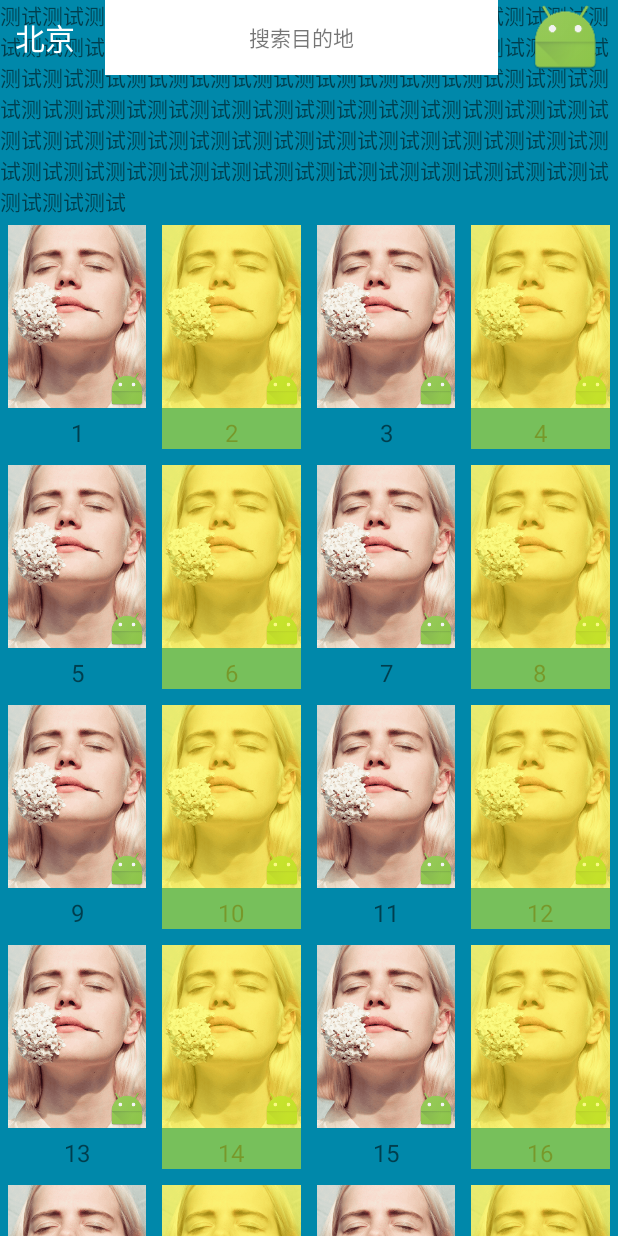
After one commit to cai-wenqing/MyTest, an Android app: the AlphaScrollTitleActivity screen opened directly, with no data from a screen before it, on a phone screen of 412 x 824 dp. The commit adds this screen. Run offline under Robolectric (Android 15) with nearby library versions, the phone set to English and light mode, and no system bars.

Commit message:
添加滑动渐变title测试页面

```diff
--- a/app/src/main/AndroidManifest.xml
+++ b/app/src/main/AndroidManifest.xml
@@ -44,6 +44,7 @@
         <activity android:name=".ui.TestLayoutActivity"/>
         <activity android:name=".ui.AnnotationTestActivity"/>
         <activity android:name=".ui.ProxyTestActivity"/>
+        <activity android:name=".ui.AlphaScrollTitleActivity"/>
     </application>
 
 </manifest>
--- /dev/null
+++ b/app/src/main/java/com/aiyakeji/mytest/ui/AlphaScrollTitleActivity.java
@@ -0,0 +1,42 @@
+package com.aiyakeji.mytest.ui;
+
+import android.os.Bundle;
+import android.support.annotation.Nullable;
+import android.support.v4.widget.NestedScrollView;
+import android.support.v7.app.AppCompatActivity;
+import android.support.v7.widget.GridLayoutManager;
+import android.support.v7.widget.RecyclerView;
+import android.widget.LinearLayout;
+
+import com.aiyakeji.mytest.R;
+import com.aiyakeji.mytest.adapters.TestLayoutAdapter;
+
+import java.util.Arrays;
+
+/**
+ * @author caiwenqing
+ * @data 2018/5/9
+ * description:
+ */
+public class AlphaScrollTitleActivity extends AppCompatActivity {
+
+    private LinearLayout ll_title;
+    private NestedScrollView mNstedScrollView;
+    private RecyclerView mRecycleView;
+
+    String[] strings = {"1", "2", "3", "4", "5", "6", "7", "8", "9",
+            "10", "11", "12", "13", "14", "15", "16", "17", "18", "19", "20", "21"};
+
+    @Override
+    protected void onCreate(@Nullable Bundle savedInstanceState) {
+        super.onCreate(savedInstanceState);
+        setContentView(R.layout.activity_alphascroll);
+
+        ll_title = findViewById(R.id.alpha_title);
+        mNstedScrollView = findViewById(R.id.alpha_nestedScrollView);
+        mRecycleView = findViewById(R.id.alpha_recycleView);
+
+        mRecycleView.setLayoutManager(new GridLayoutManager(this, 4));
+        mRecycleView.setAdapter(new TestLayoutAdapter(this, Arrays.asList(strings)));
+    }
+}
--- /dev/null
+++ b/app/src/main/res/layout/activity_alphascroll.xml
@@ -0,0 +1,69 @@
+<?xml version="1.0" encoding="utf-8"?>
+<android.support.design.widget.CoordinatorLayout xmlns:android="http://schemas.android.com/apk/res/android"
+    xmlns:app="http://schemas.android.com/apk/res-auto"
+    android:layout_width="match_parent"
+    android:layout_height="match_parent"
+    android:focusable="true"
+    android:focusableInTouchMode="true"
+    android:background="@drawable/rect_green">
+
+    <android.support.v4.widget.NestedScrollView
+        android:id="@+id/alpha_nestedScrollView"
+        android:layout_width="match_parent"
+        android:layout_height="match_parent">
+
+        <LinearLayout
+            android:layout_width="match_parent"
+            android:layout_height="match_parent"
+            android:orientation="vertical">
+
+            <TextView
+                android:layout_width="match_parent"
+                android:layout_height="wrap_content"
+                android:text="测试测试测试测试测试测试测试测试测试测试测试测试测试测试测试测试测试测试测试测试测试测试测试测试测试测试测试测试测试测试测试测试测试测试测试测试测试测试测试测试测试测试测试测试测试测试测试测试测试测试测试测试测试测试测试测试测试测试测试测试测试测试测试测试测试测试测试测试测试测试测试测试测试测试测试测试测试测试测试测试测试测试测试测试测试测试测试测试测试测试" />
+
+            <android.support.v7.widget.RecyclerView
+                android:id="@+id/alpha_recycleView"
+                android:layout_width="match_parent"
+                android:nestedScrollingEnabled="false"
+                android:layout_height="wrap_content" />
+        </LinearLayout>
+    </android.support.v4.widget.NestedScrollView>
+
+    <LinearLayout
+        android:id="@+id/alpha_title"
+        android:layout_width="match_parent"
+        android:layout_height="50dp"
+        android:background="#00eeff00"
+        android:gravity="center_vertical"
+        android:paddingLeft="10dp"
+        android:paddingRight="10dp"
+        app:layout_behavior="com.aiyakeji.mytest.behavior.AlphaTitleBehavior">
+
+        <TextView
+            android:id="@+id/tv_address"
+            android:layout_width="wrap_content"
+            android:layout_height="match_parent"
+            android:gravity="center"
+            android:textColor="@color/white"
+            android:text="北京"
+            android:textSize="20sp" />
+
+        <TextView
+            android:id="@+id/tv_search"
+            android:layout_width="0dp"
+            android:layout_height="match_parent"
+            android:layout_marginLeft="20dp"
+            android:layout_marginRight="20dp"
+            android:layout_weight="1"
+            android:background="@color/white"
+            android:gravity="center"
+            android:text="搜索目的地" />
+
+        <ImageView
+            android:layout_width="50dp"
+            android:layout_height="50dp"
+            android:scaleType="fitXY"
+            android:src="@mipmap/ic_launcher" />
+    </LinearLayout>
+</android.support.design.widget.CoordinatorLayout>
--- a/app/src/main/res/layout/activity_main.xml
+++ b/app/src/main/res/layout/activity_main.xml
@@ -152,6 +152,12 @@
                     android:layout_width="wrap_content"
                     android:layout_height="wrap_content"
                     android:text="代理模式" />
+
+                <Button
+                    android:id="@+id/main_btn_alphatitle"
+                    android:layout_width="wrap_content"
+                    android:layout_height="wrap_content"
+                    android:text="联动title" />
             </LinearLayout>
         </ScrollView>
 
```
Also changed, not shown: app/src/main/java/com/aiyakeji/mytest/behavior/AlphaTitleBehavior.java (added, +85 -0 lines), app/src/main/java/com/aiyakeji/mytest/ui/MainActivity.java (+56 -28 lines).
